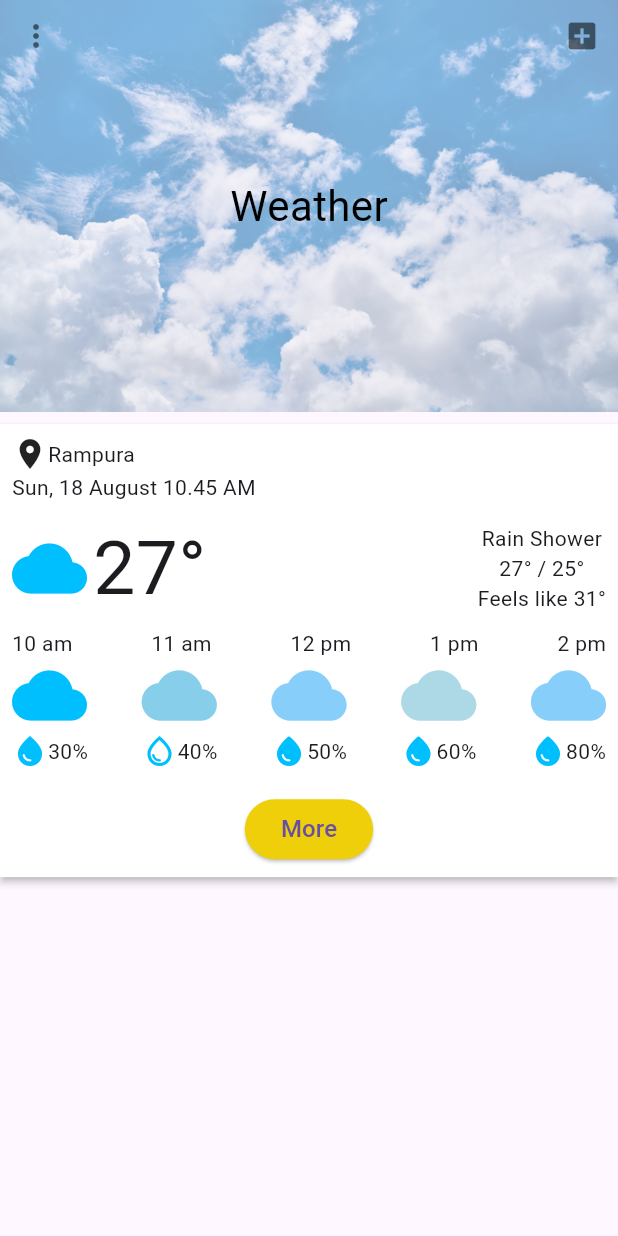
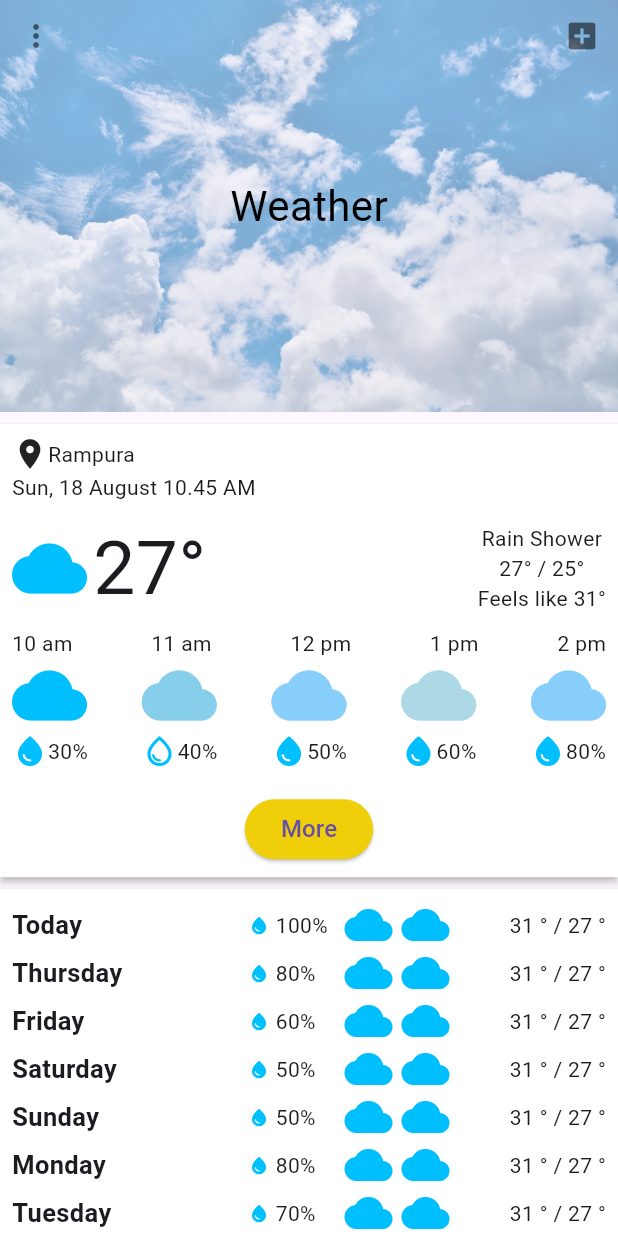
Before and after one commit to mst-zannathi-khatun/dailyweatherway, a Flutter app: the HomeScreen screen opened directly, on a phone screen of 412 x 824 dp. Run offline on Flutter 3.47's test engine with Material 3 defaults, Android fonts, the phone set to English and light mode, and no system bars.

Commit message:
WeatherOverviewDaily UI design completed

```diff
--- a/lib/main.dart
+++ b/lib/main.dart
@@ -10,7 +10,7 @@ class MyApp extends StatelessWidget {
 
   @override
   Widget build(BuildContext context) {
-    return const MaterialApp(
+    return MaterialApp(
       debugShowCheckedModeBanner: false,
       home: SplashScreen(),
     );
--- a/lib/ui/home_screen.dart
+++ b/lib/ui/home_screen.dart
@@ -2,6 +2,7 @@ import 'package:flutter/material.dart';
 
 import '../widgets/weatherheader_widget.dart';
 import '../widgets/weatheroverview_widget.dart';
+import '../widgets/weatheroverviewdaily_widget.dart';
 
 class HomeScreen extends StatefulWidget {
   const HomeScreen({super.key});
@@ -13,15 +14,25 @@ class HomeScreen extends StatefulWidget {
 class _HomeScreenState extends State<HomeScreen> {
   @override
   Widget build(BuildContext context) {
-    return const Scaffold(
-      body: Column(
-        children: [
-          WeatherHeader(),
-          SizedBox(
-            height: 8,
-          ),
-          WeatherOverview()
-        ],
+    return Scaffold(
+      body: SingleChildScrollView(
+        child: Column(
+          children: [
+            const WeatherHeader(),
+            const SizedBox(
+              height: 8,
+            ),
+            const WeatherOverview(),
+            const SizedBox(
+              height: 8,
+            ),
+            WeatherOverViewDailyWidget(),
+            const SizedBox(
+              height: 8,
+            ),
+
+          ],
+        ),
       ),
     );
   }
--- /dev/null
+++ b/lib/widgets/weatheroverviewdaily_widget.dart
@@ -0,0 +1,107 @@
+import 'package:flutter/material.dart';
+
+class WeatherOverViewDailyWidget extends StatelessWidget {
+  const WeatherOverViewDailyWidget({super.key});
+
+  @override
+  Widget build(BuildContext context) {
+    return  SizedBox(
+      width: double.infinity,
+      child: Card(
+        color: Colors.white,
+        margin: EdgeInsets.zero,
+        shape: const RoundedRectangleBorder(
+          borderRadius: BorderRadius.zero,
+        ),
+        elevation: 2,
+        child: Padding(
+          padding: const EdgeInsets.all(8.0),
+          child: Column(
+            children: [
+              _buildWeatherRow(
+                  "Today", "31 \u00B0 / 27 \u00B0", "100%"),
+              _buildWeatherRow(
+                  "Thursday", "31 \u00B0 / 27 \u00B0", "80%"),
+              _buildWeatherRow(
+                  "Friday", "31 \u00B0 / 27 \u00B0", "60%"),
+              _buildWeatherRow(
+                  "Saturday", "31 \u00B0 / 27 \u00B0", "50%"),
+              _buildWeatherRow(
+                  "Sunday", "31 \u00B0 / 27 \u00B0", "50%"),
+              _buildWeatherRow(
+                  "Monday", "31 \u00B0 / 27 \u00B0", "80%"),
+              _buildWeatherRow(
+                  "Tuesday", "31 \u00B0 / 27 \u00B0", "70%"),
+              const SizedBox(
+                height: 8,
+              ),
+              Center(
+                child: ElevatedButton(
+                  onPressed: () {},
+                  style: ElevatedButton.styleFrom(
+                    backgroundColor: const Color(0xffefcf0a),
+                  ),
+                  child: const Text(
+                    "More",
+                    style: TextStyle(fontSize: 16),
+                  ),
+                ),
+              ),
+            ],
+          ),
+        ),
+      ),
+    );
+  }
+  Widget _buildWeatherRow(String day, String tempRange, String percent) {
+    return Row(
+      mainAxisAlignment: MainAxisAlignment.spaceBetween,
+      children: [
+        SizedBox(
+          width: 75,
+          child: Text(
+            day,
+            style: const TextStyle(
+              fontSize: 17,
+              fontWeight: FontWeight.bold,
+            ),
+          ),
+        ),
+        Row(
+          children: [
+            SizedBox(
+              width: 60, // Fixed width to align water drop icons
+              child: Row(
+                children: [
+                  const Icon(
+                    Icons.water_drop,
+                    color: Color(0xFF00BFFF),
+                    size: 14,
+                  ),
+                  const SizedBox(width: 4),
+                  Text(percent),
+                ],
+              ),
+            ),
+            const SizedBox(width: 4),
+            const Icon(
+              Icons.cloud_rounded,
+              color: Color(0xFF00BFFF),
+              size: 32,
+            ),
+            const SizedBox(width: 6),
+            const Icon(
+              Icons.cloud_rounded,
+              color: Color(0xFF00BFFF),
+              size: 32,
+            ),
+            const SizedBox(
+              width: 40,
+            ),
+            Text(tempRange),
+          ],
+        ),
+      ],
+    );
+  }
+}
```
Also changed, not shown: lib/ui/splash_screen.dart (+7 -1 lines), lib/ui/tst.dart (added, +102 -0 lines).
